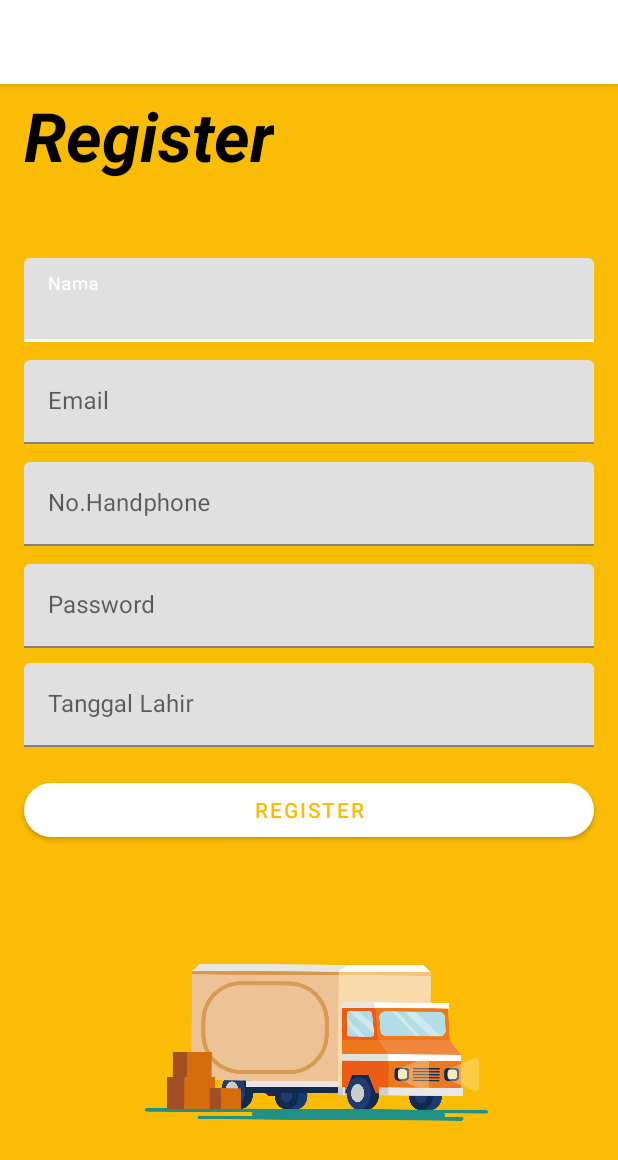
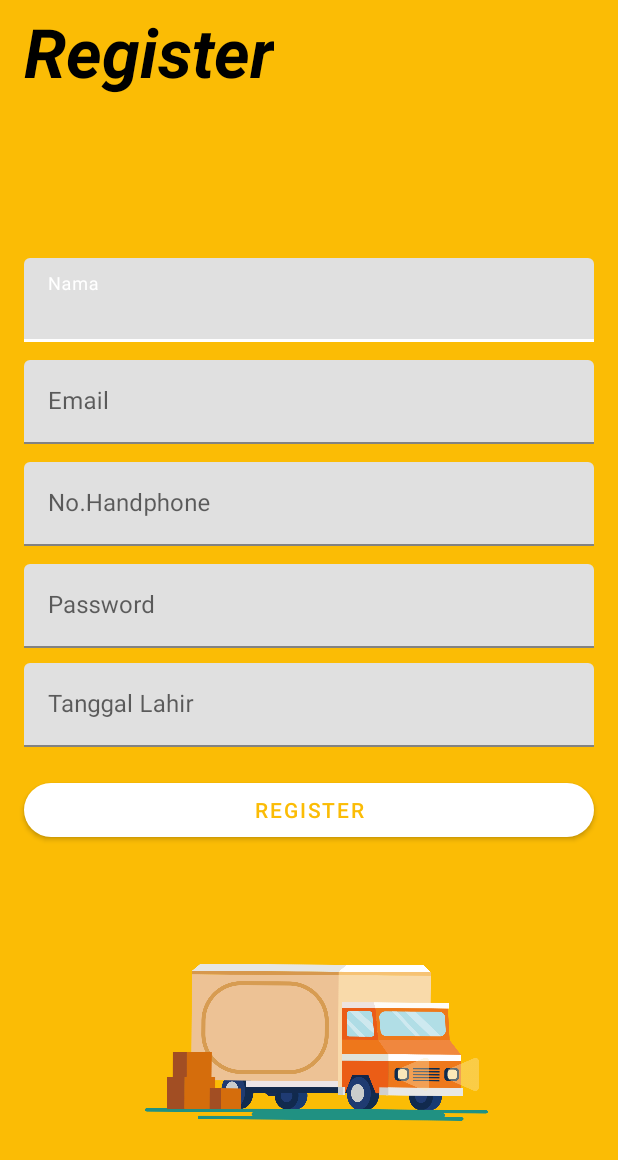
Before and after one commit to bebekUX/Kurirku, an Android app: the screen it shows after launch (register), after a tap on "REGISTER", on a phone screen of 412 x 824 dp. Shown: the top 1160 px of the screen. Run offline under Robolectric (Android 15) with nearby library versions, the phone set to English and light mode, and no system bars.

Commit message:
Action bar Removed

```diff
--- a/app/src/main/res/values-night/themes.xml
+++ b/app/src/main/res/values-night/themes.xml
@@ -1,6 +1,6 @@
 <resources xmlns:tools="http://schemas.android.com/tools">
     <!-- Base application theme. -->
-    <style name="Theme.Kurirku" parent="Theme.MaterialComponents.DayNight.DarkActionBar">
+    <style name="Theme.Kurirku" parent="Theme.MaterialComponents.DayNight.NoActionBar">
         <!-- Primary brand color. -->
         <item name="colorPrimary">@color/purple_200</item>
         <item name="colorPrimaryVariant">@color/purple_700</item>
--- a/app/src/main/res/values/themes.xml
+++ b/app/src/main/res/values/themes.xml
@@ -1,6 +1,6 @@
 <resources xmlns:tools="http://schemas.android.com/tools">
     <!-- Base application theme. -->
-    <style name="Theme.Kurirku" parent="Theme.MaterialComponents.DayNight.DarkActionBar">
+    <style name="Theme.Kurirku" parent="Theme.MaterialComponents.DayNight.NoActionBar">
         <!-- Primary brand color. -->
         <item name="colorPrimary">@color/white</item>
         <item name="colorPrimaryVariant">@color/purple_700</item>
```
